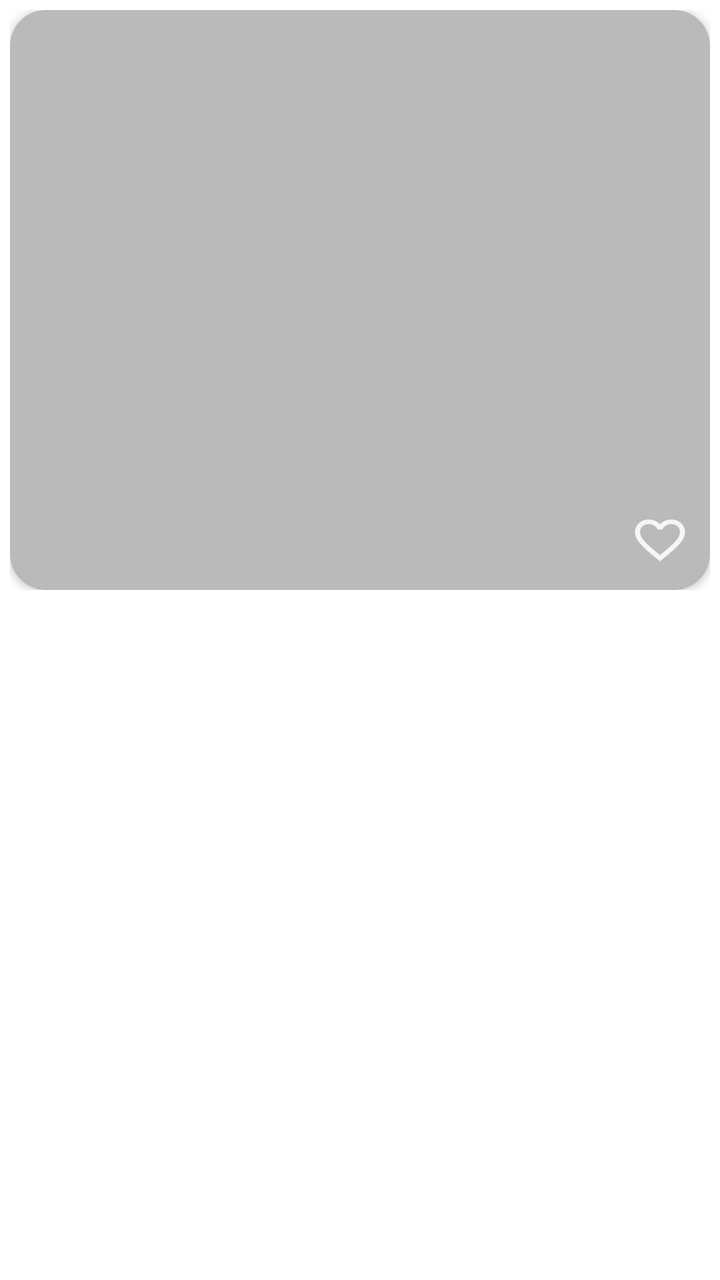
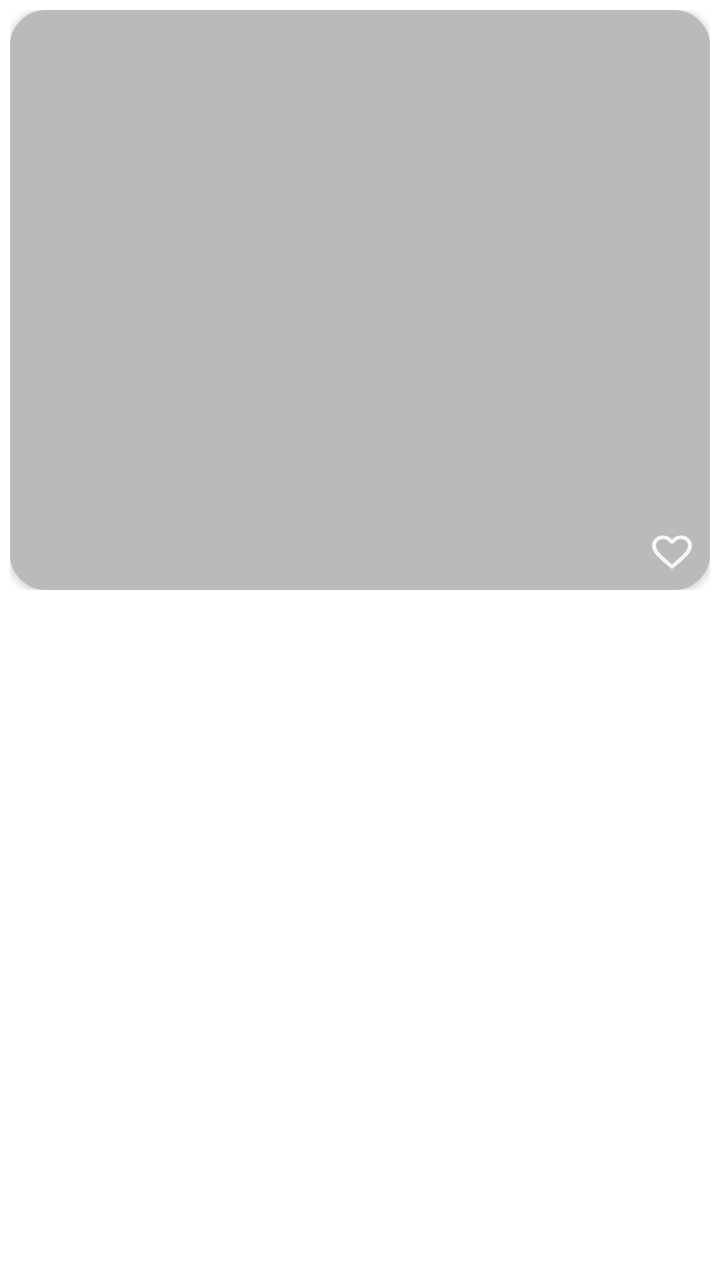

An Android layout rendered at two revisions. The XML below is the earlier revision; the diff shows what the commit changed to produce the second picture.
<!-- AndroidManifest.xml: application theme Theme.PixelPerfect -->
<!-- res/layout/wall_layout.xml -->
<?xml version="1.0" encoding="utf-8"?>
<FrameLayout

    xmlns:android="http://schemas.android.com/apk/res/android"
    xmlns:app="http://schemas.android.com/apk/res-auto"
    xmlns:tools="http://schemas.android.com/tools"
    android:layout_width="match_parent"
    android:orientation="vertical"
    android:layout_height="wrap_content">


    <LinearLayout
        android:layout_width="match_parent"
        android:layout_height="wrap_content"
      android:layout_marginHorizontal="5dp"
        android:layout_marginVertical="5dp">

        <androidx.cardview.widget.CardView
            android:layout_width="match_parent"
            android:layout_height="290dp"
            app:cardCornerRadius="18dp"
            android:background="#BABABA"
            android:id="@+id/wall_cardView">


            <ImageView
                android:layout_width="match_parent"
                android:layout_height="match_parent"
                android:background="#BABABA"
                android:scaleType="centerCrop"
                android:id="@+id/wall_img"/>

            <androidx.constraintlayout.widget.ConstraintLayout
                android:layout_width="match_parent"
                android:layout_height="match_parent">

                <ImageView
                    android:layout_width="30dp"
                    android:layout_height="30dp"
                    android:layout_marginEnd="10dp"
                    android:layout_marginBottom="10dp"
                    android:src="@drawable/fav_heart"
                    app:layout_constraintBottom_toBottomOf="parent"
                    app:layout_constraintEnd_toEndOf="parent" />

            </androidx.constraintlayout.widget.ConstraintLayout>

        </androidx.cardview.widget.CardView>

    </LinearLayout>


</FrameLayout>
<!-- resources referenced by this layout -->
<resources>
  <!-- drawable fav_heart (drawable) -->
  <vector android:height="22dp" android:tint="#FFF6F6F6"
      android:viewportHeight="24" android:viewportWidth="24"
      android:width="24dp" xmlns:android="http://schemas.android.com/apk/res/android">
      <path android:fillColor="@android:color/white" android:pathData="M16.5,3c-1.74,0 -3.41,0.81 -4.5,2.09C10.91,3.81 9.24,3 7.5,3 4.42,3 2,5.42 2,8.5c0,3.78 3.4,6.86 8.55,11.54L12,21.35l1.45,-1.32C18.6,15.36 22,12.28 22,8.5 22,5.42 19.58,3 16.5,3zM12.1,18.55l-0.1,0.1 -0.1,-0.1C7.14,14.24 4,11.39 4,8.5 4,6.5 5.5,5 7.5,5c1.54,0 3.04,0.99 3.57,2.36h1.87C13.46,5.99 14.96,5 16.5,5c2,0 3.5,1.5 3.5,3.5 0,2.89 -3.14,5.74 -7.9,10.05z"/>
  </vector>
  <style name="Theme.PixelPerfect" parent="Theme.MaterialComponents.Light.NoActionBar">
          
          <item name="colorPrimary">#000000</item>
          <item name="colorPrimaryVariant">#8F8F8F</item>
          <item name="colorOnPrimary">@color/white</item>
          
          <item name="colorSecondary">#D65858</item>
          <item name="colorSecondaryVariant">#fff</item>
          <item name="colorOnSecondary">@color/black</item>
          
          <item name="android:statusBarColor">?attr/colorPrimaryVariant</item>
          
      </style>
  <color name="white">#FFFFFFFF</color>
  <color name="black">#FF000000</color>
</resources>

<!-- the commit's change to res/layout/wall_layout.xml (unified diff, before → after) -->
@@ -34,14 +34,17 @@
                 android:layout_width="match_parent"
                 android:layout_height="match_parent">
 
-                <ImageView
+
+                <CheckBox
+                    android:id="@+id/cbHeart"
                     android:layout_width="30dp"
                     android:layout_height="30dp"
-                    android:layout_marginEnd="10dp"
-                    android:layout_marginBottom="10dp"
-                    android:src="@drawable/fav_heart"
+                    android:layout_margin="4dp"
+                    app:useMaterialThemeColors = "false"
                     app:layout_constraintBottom_toBottomOf="parent"
-                    app:layout_constraintEnd_toEndOf="parent" />
+                    app:layout_constraintEnd_toEndOf="parent"
+                    android:button="@drawable/selector_wishlist_items"
+                    />
 
             </androidx.constraintlayout.widget.ConstraintLayout>
 
<!-- resource entries referenced after the edit -->
@@ -1,10 +1,31 @@
 <!-- resources referenced by this layout -->
 <resources>
+  <!-- drawable selector_wishlist_items (drawable) -->
+  <?xml version="1.0" encoding="utf-8"?>
+  <selector xmlns:android="http://schemas.android.com/apk/res/android">
+  
+      <item
+          android:drawable="@drawable/fav_heart"
+          android:state_checked="false"/>
+      <item
+          android:drawable="@drawable/filled_fav_heart"
+          android:state_checked="true"/>
+      <item
+          android:drawable="@drawable/fav_heart"
+      />
+  
+  </selector>
   <!-- drawable fav_heart (drawable) -->
   <vector android:height="22dp" android:tint="#FFF6F6F6"
       android:viewportHeight="24" android:viewportWidth="24"
       android:width="24dp" xmlns:android="http://schemas.android.com/apk/res/android">
       <path android:fillColor="@android:color/white" android:pathData="M16.5,3c-1.74,0 -3.41,0.81 -4.5,2.09C10.91,3.81 9.24,3 7.5,3 4.42,3 2,5.42 2,8.5c0,3.78 3.4,6.86 8.55,11.54L12,21.35l1.45,-1.32C18.6,15.36 22,12.28 22,8.5 22,5.42 19.58,3 16.5,3zM12.1,18.55l-0.1,0.1 -0.1,-0.1C7.14,14.24 4,11.39 4,8.5 4,6.5 5.5,5 7.5,5c1.54,0 3.04,0.99 3.57,2.36h1.87C13.46,5.99 14.96,5 16.5,5c2,0 3.5,1.5 3.5,3.5 0,2.89 -3.14,5.74 -7.9,10.05z"/>
+  </vector>
+  <!-- drawable filled_fav_heart (drawable) -->
+  <vector android:height="24dp" android:tint="#9C0000"
+      android:viewportHeight="24" android:viewportWidth="24"
+      android:width="24dp" xmlns:android="http://schemas.android.com/apk/res/android">
+      <path android:fillColor="#CF0909" android:pathData="M12,21.35l-1.45,-1.32C5.4,15.36 2,12.28 2,8.5 2,5.42 4.42,3 7.5,3c1.74,0 3.41,0.81 4.5,2.09C13.09,3.81 14.76,3 16.5,3 19.58,3 22,5.42 22,8.5c0,3.78 -3.4,6.86 -8.55,11.54L12,21.35z"/>
   </vector>
   <style name="Theme.PixelPerfect" parent="Theme.MaterialComponents.Light.NoActionBar">
           
